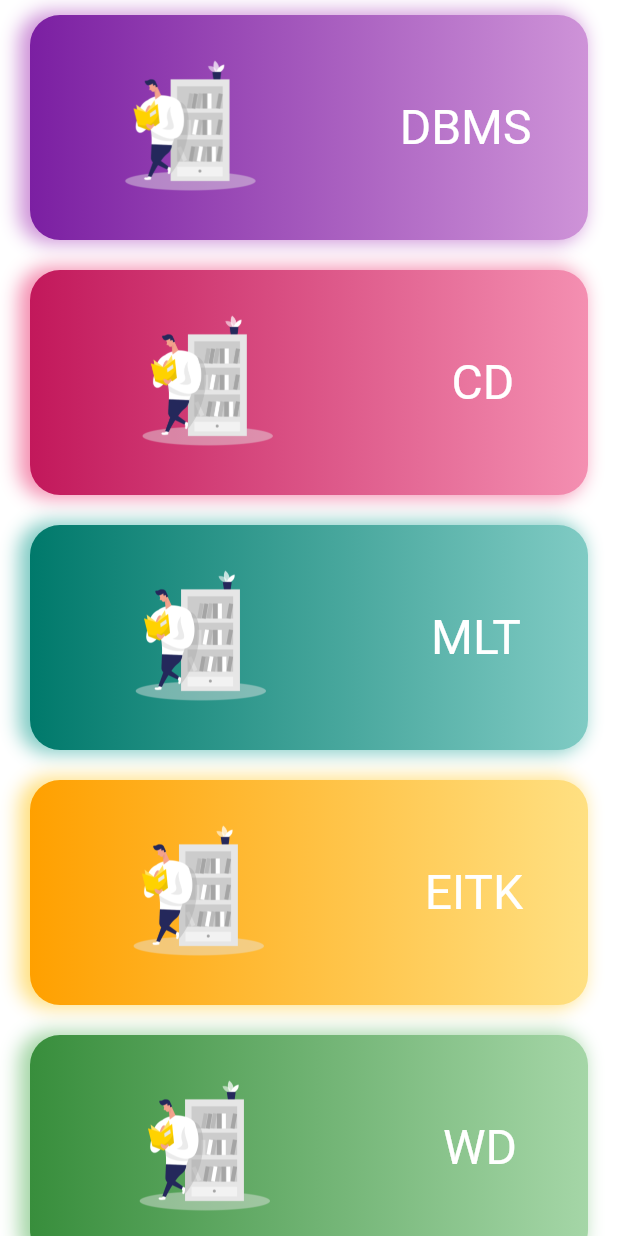
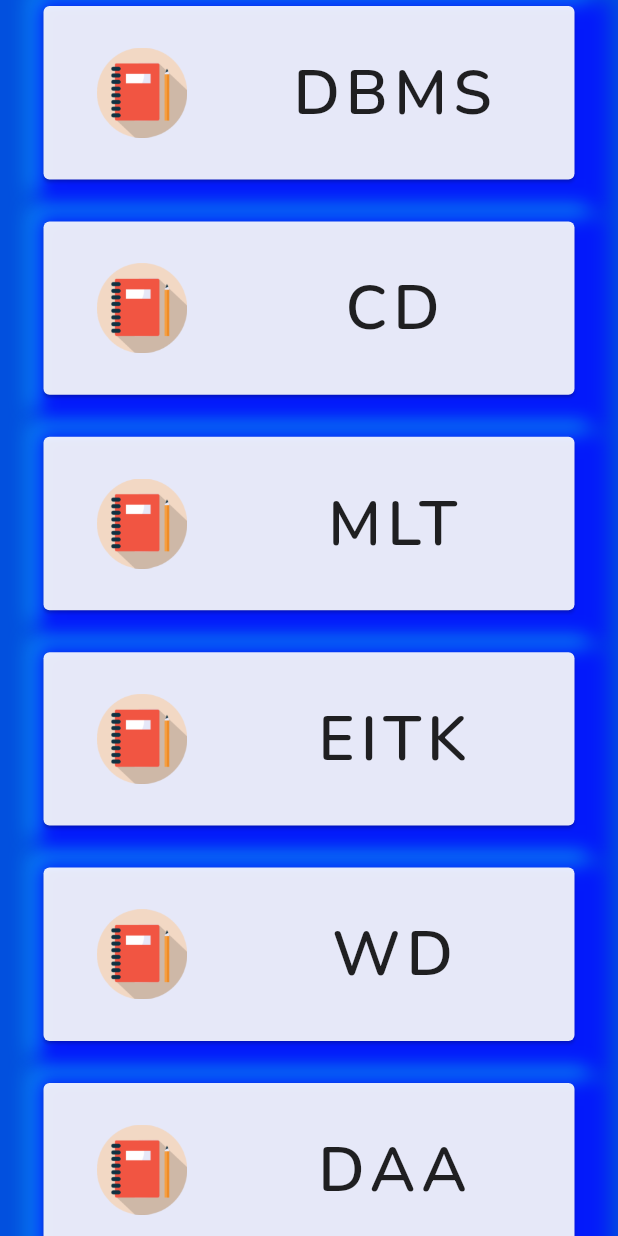
Before and after one commit to Karim-Adnan/KCC-Portal, a Flutter app: the ClassNotesTab screen opened directly, on a phone screen of 412 x 824 dp. Run offline on Flutter 3.47's test engine with Material 2 defaults, Android fonts, the phone set to English and light mode, and no system bars; our stand-ins replace animated_text_kit, carousel_slider, cloud_firestore, firebase_auth, firebase_core, firebase_storage and 10 more; missing offline and left inert: advance_pdf_viewer, fancy_on_boarding; accounts and stored records are empty; Roboto replaces fonts that are missing (Fondamento).

Commit message:
modified notes UI

```diff
--- a/lib/components/notes_card.dart
+++ b/lib/components/notes_card.dart
@@ -1,54 +1,89 @@
+import 'package:demo/constants.dart';
 import 'package:demo/util/study_material_data.dart';
-import 'package:flutter/cupertino.dart';
 import 'package:flutter/material.dart';
 import 'package:flutter/painting.dart';
 import 'package:google_fonts/google_fonts.dart';
 
 class NotesCard extends StatelessWidget {
-
   final index;
 
-  const NotesCard({Key key, this.index}) : super(key: key);
+  const NotesCard({this.index});
 
   @override
   Widget build(BuildContext context) {
     Size size = MediaQuery.of(context).size;
+
     return Container(
-      margin: EdgeInsets.symmetric(horizontal: 20, vertical: 10),
-      width: size.width,
-      height: 150,
+      margin: EdgeInsets.only(left: 25, right: 25, bottom: 20),
+      height: size.height * 0.15,
+      width: size.width * 0.1,
       decoration: BoxDecoration(
-        gradient: LinearGradient(
-          begin: Alignment.centerLeft,
-          end: Alignment.centerRight,
-          colors: colorGradients[index],
-        ),
         boxShadow: [
           BoxShadow(
-            color: colorGradients[index][1],
-            offset: Offset(-5,0),
-            spreadRadius: 2,
+            color: kPrimaryLightColor,
+            offset: Offset(-0.5, -0.5),
             blurRadius: 10,
-           )
+            spreadRadius: 5,
+          ),
+          BoxShadow(
+            color: kPrimaryDarkColor,
+            offset: Offset(10, 10),
+            blurRadius: 10,
+            spreadRadius: 10,
+          ),
         ],
-        borderRadius: BorderRadius.circular(20),
       ),
+      child: GestureDetector(
+        onTap: () {
+
+        },
+        child: Card(
+          color: Colors.white.withOpacity(0.9),
+          child: Padding(
+            padding: EdgeInsets.all(10.0),
             child: Row(
               mainAxisAlignment: MainAxisAlignment.spaceAround,
               children: [
-          Image(
-            height: 100,
-            image: AssetImage('assets/illustrations/study_material.png'),
+                Expanded(
+                  flex: 1,
+                  child: Image(
+                    height: 60,
+                    image: AssetImage('assets/icons/class_notes.png'),
                   ),
-          Text(
+                ),
+                Expanded(
+                  flex: 2,
+                  child: Center(
+                    child: Text(
                       subjects[index],
-            style: GoogleFonts.fondamento(
-              fontSize: 32,
-              color: Colors.white
+                      style: GoogleFonts.nunito(
+                        fontSize: size.width * 0.1,
+                        fontWeight: FontWeight.w600,
+                        letterSpacing: 4,
+                      ),
+                    ),
                   ),
                 )
               ],
             ),
+          ),
+        ),
+      ),
+      // Row(
+      //   mainAxisAlignment: MainAxisAlignment.spaceAround,
+      //   children: [
+      //     Image(
+      //       height: 50,
+      //       image: AssetImage('assets/icons/class_notes.png'),
+      //     ),
+      //     Text(
+      //       subjects[index],
+      //       style: GoogleFonts.nunito(
+      //         fontSize: 32,
+      //       ),
+      //     )
+      //   ],
+      // ),
     );
   }
 }
--- a/lib/screens/class_notes_tab.dart
+++ b/lib/screens/class_notes_tab.dart
@@ -1,14 +1,23 @@
 import 'package:demo/components/notes_card.dart';
-import 'package:flutter/cupertino.dart';
+import 'package:demo/constants.dart';
 import 'package:flutter/material.dart';
 
 class ClassNotesTab extends StatelessWidget {
-
   @override
   Widget build(BuildContext context) {
     return Scaffold(
-      backgroundColor: Colors.white,
-      body: ListView.builder(itemCount: 6, itemBuilder: (context, index) => NotesCard(index: index,), physics: ScrollPhysics(parent: BouncingScrollPhysics()),),
+      backgroundColor: kPrimaryColor,
+      body: ListView(
+        physics: ScrollPhysics(
+          parent: BouncingScrollPhysics(),
+        ),
+        children: List.generate(
+          6,
+          (index) => NotesCard(index: index),
+        ),
+      ),
     );
   }
 }
+
+// ListView.builder(itemCount: 6, itemBuilder: (context, index) => NotesCard(index: index), physics: ScrollPhysics(parent: BouncingScrollPhysics(),),),
```
Also changed, not shown: lib/components/semester_card.dart (+24 -24 lines), lib/screens/question_paper_tab.dart (+28 -20 lines), lib/screens/study_material.dart (+9 -17 lines), assets/icons/class_notes.png (added), 13 other files. Lines whose indentation alone changed are shown as unchanged.
